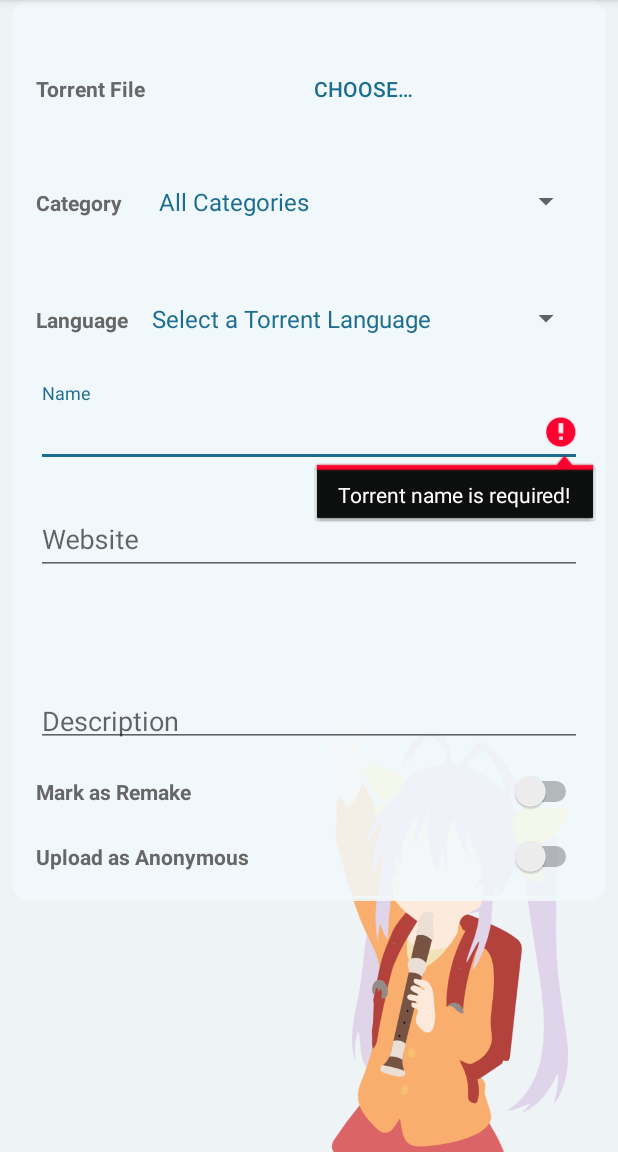
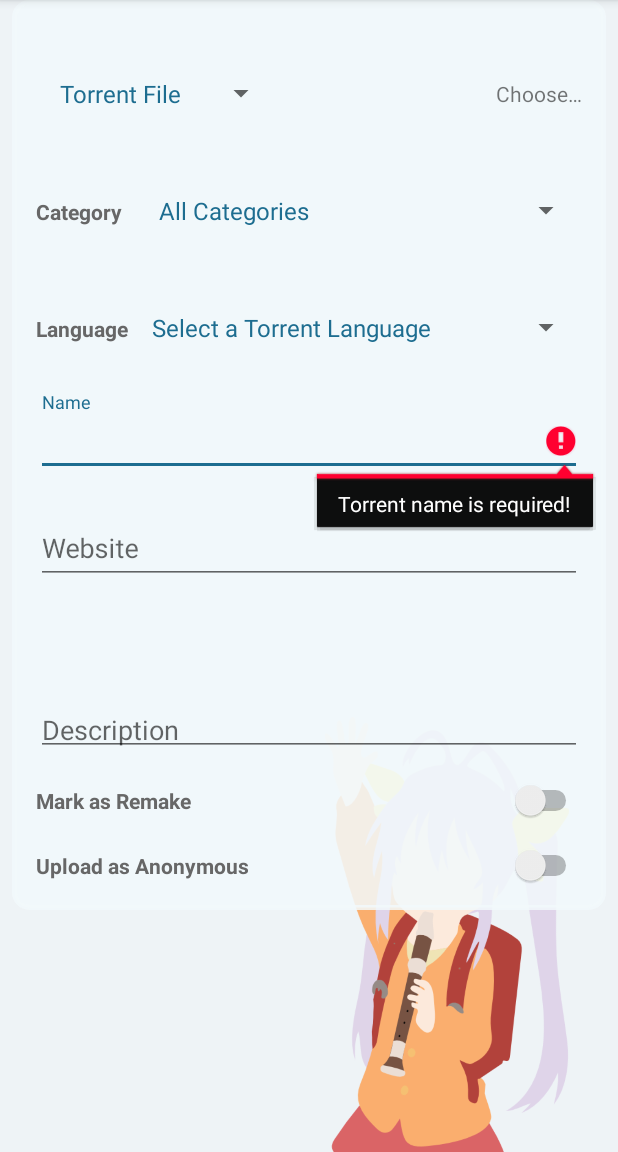
Before and after one commit to NyaaPantsu/NyaaPantsu-android-app, an Android app: the fragment UploadFragment placed in its activity, after a tap on "Done", on a phone screen of 412 x 824 dp, the part 84-1236 px from its top. Run offline under Robolectric (Android 15) with nearby library versions, the phone set to English and light mode, and no system bars; libraries missing offline, so code that uses them is left out: com.github.kittinunf.fuel, com.github.kittinunf.result, com.nononsenseapps.filepicker, net.gotev.uploadservice; pictures from the network do not load; 4 statements that could not run were skipped.

Commit message:
Add upload type switch, renamed package Util to util

```diff
--- a/app/src/main/java/cat/pantsu/nyaapantsu/adapter/TorrentListAdapter.kt
+++ b/app/src/main/java/cat/pantsu/nyaapantsu/adapter/TorrentListAdapter.kt
@@ -16,7 +16,7 @@ import android.widget.Button
 import android.widget.ImageView
 import android.widget.TextView
 import cat.pantsu.nyaapantsu.R
-import cat.pantsu.nyaapantsu.Util.Utils
+import cat.pantsu.nyaapantsu.util.Utils
 import cat.pantsu.nyaapantsu.model.Torrent
 import cat.pantsu.nyaapantsu.ui.activity.TorrentActivity
 import org.jetbrains.anko.find
--- a/app/src/main/java/cat/pantsu/nyaapantsu/ui/fragment/TorrentViewFragment.kt
+++ b/app/src/main/java/cat/pantsu/nyaapantsu/ui/fragment/TorrentViewFragment.kt
@@ -23,7 +23,7 @@ import android.view.MenuItem
 import android.view.View
 import android.view.ViewGroup
 import cat.pantsu.nyaapantsu.R
-import cat.pantsu.nyaapantsu.Util.Utils
+import cat.pantsu.nyaapantsu.util.Utils
 import cat.pantsu.nyaapantsu.helper.TorrentStreamHelper
 import cat.pantsu.nyaapantsu.helper.addTorrentToRecentPlaylist
 import cat.pantsu.nyaapantsu.model.Torrent
--- a/app/src/main/java/cat/pantsu/nyaapantsu/ui/fragment/UploadFragment.kt
+++ b/app/src/main/java/cat/pantsu/nyaapantsu/ui/fragment/UploadFragment.kt
@@ -60,11 +60,21 @@ class UploadFragment : Fragment() {
 
     override fun onViewCreated(view: View?, savedInstanceState: Bundle?) {
         super.onViewCreated(view, savedInstanceState)
+        val uploadTypeAdapter = ArrayAdapter.createFromResource(activity, R.array.upload_type_array, R.layout.spinner_layout)
         val catAdapter = ArrayAdapter.createFromResource(activity, R.array.cat_array, R.layout.spinner_layout)
+        val langAdapter = ArrayAdapter.createFromResource(activity, R.array.language_array, R.layout.spinner_layout)
+        upload_type_spinner.adapter = uploadTypeAdapter
         categorySpin.adapter = catAdapter
-        val langAdapter = ArrayAdapter.createFromResource(activity, R.array.language_array, R.layout.spinner_layout)
         languageSpin.adapter = langAdapter
 
+        upload_type_spinner.onItemSelectedListener = object: AdapterView.OnItemSelectedListener {
+            override fun onItemSelected(p0: AdapterView<*>?, p1: View?, p2: Int, p3: Long) {
+                switchUploadType(uploadTypeAdapter.getItem(p2) as String)
+            }
+
+            override fun onNothingSelected(p0: AdapterView<*>?) {
+            }
+        }
         languageSpin.onItemSelectedListener = object: AdapterView.OnItemSelectedListener {
             override fun onItemSelected(p0: AdapterView<*>?, p1: View?, p2: Int, p3: Long) {
                 lang = languages[p2]
@@ -88,7 +98,7 @@ class UploadFragment : Fragment() {
             anonSwitch.visibility = View.VISIBLE
         }
 
-        chooseButton.setOnClickListener { _ ->
+        choose_text.setOnClickListener { _ ->
             if (ContextCompat.checkSelfPermission(activity,
                     Manifest.permission.READ_EXTERNAL_STORAGE) == PackageManager.PERMISSION_GRANTED) {
                 startActivityForResult<FilePickerActivity>(FILE_CODE, FilePickerActivity.EXTRA_ALLOW_MULTIPLE to false, FilePickerActivity.EXTRA_MODE to FilePickerActivity.MODE_FILE)
@@ -117,9 +127,28 @@ class UploadFragment : Fragment() {
         }
     }
 
+    fun switchUploadType(type: String) {
+        val arr = resources.getStringArray(R.array.upload_type_array)
+        when (type) {
+            arr[0] -> {
+                magnet_edit.visibility = View.GONE
+                choose_text.visibility = View.VISIBLE
+                magnet_edit.text = null
+            }
+            arr[1] -> {
+                choose_text.visibility = View.GONE
+                magnet_edit.visibility = View.VISIBLE
+                selectedTorrent = null
+                choose_text.setText(R.string.choose)
+            }
+        }
+    }
+
     fun valideForm(): Boolean {
+        choose_text.error = null
+        magnet_edit.error = null
         name_edit.error = null
-        (categorySpin.getSelectedView() as TextView).error =null
+        (categorySpin.selectedView as TextView).error =null
 
         if (name_edit.text.isEmpty()) {
             name_edit.error = getString(R.string.name_required)
@@ -127,12 +156,13 @@ class UploadFragment : Fragment() {
         }
 
         if (c == "") {
-            (categorySpin.getSelectedView() as TextView).error = getString(R.string.category_required)
+            (categorySpin.selectedView as TextView).error = getString(R.string.category_required)
             return false
         }
 
-        if (selectedTorrent == null) {
-            name_edit.error = getString(R.string.file_required)
+        if (selectedTorrent == null && magnet_edit.text.isEmpty()) {
+            choose_text.error = getString(R.string.file_required)
+            magnet_edit.error = getString(R.string.file_required)
             return false
         }
 
@@ -158,6 +188,7 @@ class UploadFragment : Fragment() {
                     .addHeader("Authorization", User.token)
                     .addParameter("username", User.name)
                     .addParameter("name", name_edit.text.toString())
+                    .addParameter("magnet", magnet_edit.text.toString())
                     .addParameter("c", c)
                     .addParameter("language", lang)
                     .addParameter("remake", remakeSwitch.isChecked.toString())
@@ -189,8 +220,8 @@ class UploadFragment : Fragment() {
                                     errorText.text = errors.join("\n")
                                 }
                                 name_edit.error = if (allErrors?.optString("name") != "") allErrors?.optString("name") else null
-                                (categorySpin.getSelectedView() as TextView).error = if (allErrors?.optString("category") != "") allErrors?.optString("category") else null
-                                (languageSpin.getSelectedView() as TextView).error = if (allErrors?.optString("language") != "") allErrors?.optString("language") else null
+                                (categorySpin.selectedView as TextView).error = if (allErrors?.optString("category") != "") allErrors?.optString("category") else null
+                                (languageSpin.selectedView as TextView).error = if (allErrors?.optString("language") != "") allErrors?.optString("language") else null
                                 website_edit.error = if (allErrors?.optString("website") != "") allErrors?.optString("website") else null
                                 errorText.visibility = View.VISIBLE
                             }
@@ -231,6 +262,7 @@ class UploadFragment : Fragment() {
                 if (name_edit.text.toString() == "") {
                     name_edit.setText(file.name)
                 }
+                choose_text.text = file.nameWithoutExtension
                 name_edit.setText(file.nameWithoutExtension)
                 selectedTorrent = file
             }
--- a/app/src/main/java/cat/pantsu/nyaapantsu/Util/Utils.kt
+++ b/app/src/main/java/cat/pantsu/nyaapantsu/util/Utils.kt
@@ -1,4 +1,4 @@
-package cat.pantsu.nyaapantsu.Util
+package cat.pantsu.nyaapantsu.util
 
 import android.Manifest
 import android.app.Activity
--- a/app/src/main/res/layout/fragment_upload.xml
+++ b/app/src/main/res/layout/fragment_upload.xml
@@ -44,22 +44,37 @@
             <LinearLayout
                 android:layout_width="match_parent"
                 android:layout_height="wrap_content"
+                android:gravity="center_vertical"
                 android:orientation="horizontal">
 
-                <TextView
+                <Spinner
+                    android:id="@+id/upload_type_spinner"
                     android:layout_width="wrap_content"
+                    android:layout_height="wrap_content" />
+
+                <android.support.design.widget.TextInputLayout
+                    android:layout_width="match_parent"
                     android:layout_height="wrap_content"
-                    android:text="@string/torrent_file"
-                    android:textColor="@color/colorDarkLink"
-                    android:textStyle="bold" />
+                    android:orientation="horizontal"
+                    app:hintEnabled="false">
 
-                <Button
-                    android:id="@+id/chooseButton"
-                    style="@style/Widget.AppCompat.Button.Borderless.Colored"
-                    android:layout_width="0dp"
-                    android:layout_height="wrap_content"
-                    android:layout_weight="1"
-                    android:text="@string/choose" />
+                    <TextView
+                        android:id="@+id/choose_text"
+                        android:layout_width="match_parent"
+                        android:layout_height="wrap_content"
+                        android:gravity="end"
+                        android:text="@string/choose" />
+
+                    <android.support.design.widget.TextInputEditText
+                        android:id="@+id/magnet_edit"
+                        android:layout_width="match_parent"
+                        android:layout_height="wrap_content"
+                        android:hint="@string/magnet"
+                        android:inputType="text"
+                        android:lines="1"
+                        android:textColor="@color/colorDarkLink"
+                        android:visibility="gone" />
+                </android.support.design.widget.TextInputLayout>
             </LinearLayout>
 
             <LinearLayout
--- a/app/src/main/res/values/strings.xml
+++ b/app/src/main/res/values/strings.xml
@@ -100,6 +100,11 @@
     <string name="external_storage_not_available">External Storage doesn\'t seem to be available</string>
     <string name="magnet_copied">Magnet Link copied!</string>
 
+    <string-array name="upload_type_array">
+        <item>Torrent File</item>
+        <item>Magnet</item>
+    </string-array>
+
     <!-- Upload Messages -->
     <string name="upload_progress">Uploading at [[UPLOAD_RATE]] ([[PROGRESS]])</string>
     <string name="upload_done">Upload completed successfully in [[ELAPSED_TIME]]</string>
@@ -108,7 +113,7 @@
     <!-- Upload Errors -->
     <string name="upload_error">Error while uploading</string>
     <string name="name_required">Torrent name is required!</string>
-    <string name="file_required">A torrent file is needed!</string>
+    <string name="file_required">A torrent file or magnet is needed!</string>
     <string name="category_required">A category must be selected!</string>
     <string name="lang_next_time">No language selected! You should select one next time!</string>
 
@@ -197,4 +202,5 @@
     <string name="deleted">Deleted</string>
     <string name="permission_required">Permission required</string>
     <string name="done">Done</string>
+    <string name="magnet">Magnet</string>
 </resources>
```
Also changed, not shown: 1 other file.
